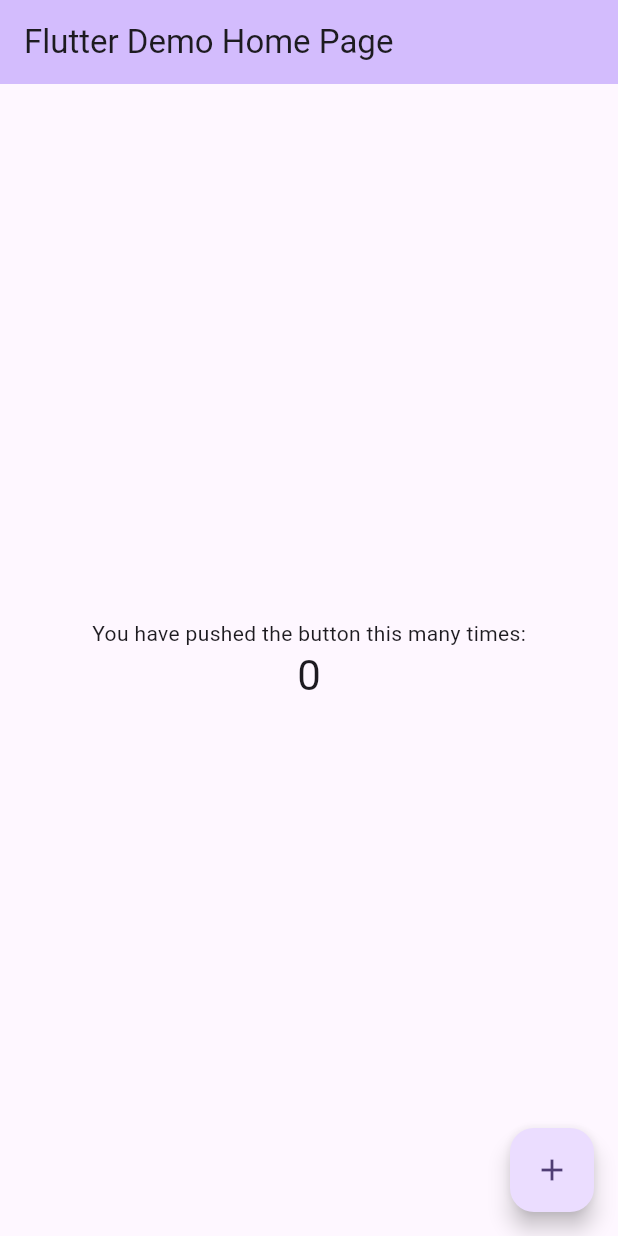
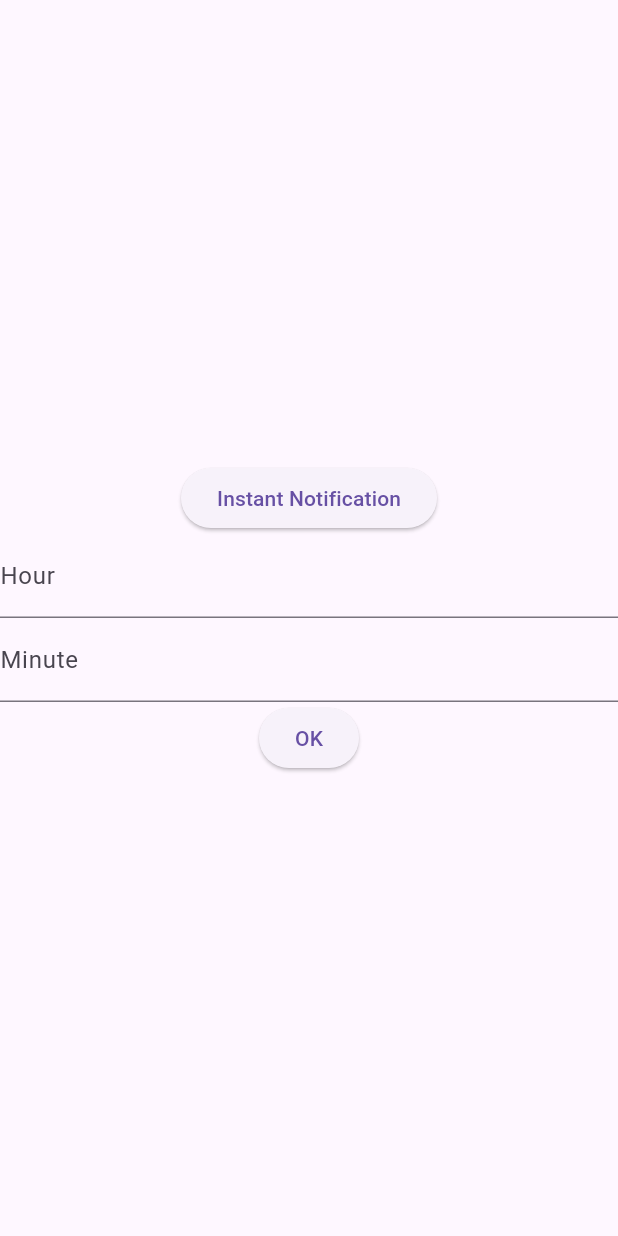
Before and after one commit to omgupta-04/ParkEasy, a Flutter app: the screen it shows after launch, on a phone screen of 412 x 824 dp. Run offline on Flutter 3.47's test engine with Material 3 defaults, Android fonts, the phone set to English and light mode, and no system bars; our stand-ins replace flutter_local_notifications, flutter_timezone, timezone.

Commit message:
This is the notification part

```diff
--- /dev/null
+++ b/lib/home_page.dart
@@ -0,0 +1,70 @@
+import 'package:flutter/material.dart';
+import 'package:notific/noti_service.dart';
+
+class HomePage extends StatelessWidget {
+  HomePage({super.key});
+
+  final TextEditingController _hourController = TextEditingController();
+
+  final TextEditingController _minController = TextEditingController();
+
+  // void _scheduleNotification(){
+  //   int inputHours = int.tryParse(_hourController.text) ?? 0;
+  //   int inputMinutes = int.tryParse(_minController.text) ?? 0;
+  //   if (inputMinutes >= 60) {
+  //     return;
+  //   }
+  //   if(inputMinutes > 0){
+  //     inputHours++;
+  //   }
+  //   Duration fullDuration = Duration(hours: inputHours);
+  //   DateTime completeTime = DateTime.now().add(fullDuration);
+  //   DateTime notificationTime = completeTime.subtract(const Duration(minutes: 20));
+  //   NotiService().scheduleNotification(
+  //     title: 'Scheduled Notification',
+  //     body: 'Step 2 Done',
+  //     hour: notificationTime.hour,
+  //     min: notificationTime.minute,
+  //   );
+  // }
+
+  @override
+  Widget build(BuildContext context) {
+    return Scaffold(
+      body: Column(
+        mainAxisAlignment: MainAxisAlignment.center,
+        children: [
+          ElevatedButton(
+            onPressed: () {
+              NotiService().showNotification(
+                title: 'Instant Notification',
+                body: 'Step 1 Done',
+              );
+            },
+            child: const Text("Instant Notification"),
+          ),
+          TextField(
+            controller: _hourController,
+            decoration: const InputDecoration(labelText: 'Hour'),
+            keyboardType: TextInputType.number,
+          ),
+          TextField(
+            controller: _minController,
+            decoration: const InputDecoration(labelText: 'Minute'),
+            keyboardType: TextInputType.number,
+          ),
+          ElevatedButton(
+            onPressed:()=> NotiService().scheduleNotificationBefore20Min(_hourController,_minController),
+            child: const Text('OK'),
+          ),
+          // ElevatedButton(onPressed:(){ NotiService().scheduleNotification(
+          //   title: 'Scheduled Notification',
+          //   body: 'Step 2 Done',
+          //   hour: 12,
+          //   min: 50,
+          // );}, child: const Text('Schedule Notification'))
+        ],
+      ),
+    );
+  }
+}
--- a/lib/main.dart
+++ b/lib/main.dart
@@ -1,122 +1,21 @@
 import 'package:flutter/material.dart';
+import 'package:notific/noti_service.dart';
 
-void main() {
+import 'home_page.dart';
+
+void main(){
+  WidgetsFlutterBinding.ensureInitialized();
+  NotiService().initNotification();
   runApp(const MyApp());
 }
-
 class MyApp extends StatelessWidget {
   const MyApp({super.key});
 
-  // This widget is the root of your application.
   @override
   Widget build(BuildContext context) {
     return MaterialApp(
-      title: 'Flutter Demo',
-      theme: ThemeData(
-        // This is the theme of your application.
-        //
-        // TRY THIS: Try running your application with "flutter run". You'll see
-        // the application has a purple toolbar. Then, without quitting the app,
-        // try changing the seedColor in the colorScheme below to Colors.green
-        // and then invoke "hot reload" (save your changes or press the "hot
-        // reload" button in a Flutter-supported IDE, or press "r" if you used
-        // the command line to start the app).
-        //
-        // Notice that the counter didn't reset back to zero; the application
-        // state is not lost during the reload. To reset the state, use hot
-        // restart instead.
-        //
-        // This works for code too, not just values: Most code changes can be
-        // tested with just a hot reload.
-        colorScheme: ColorScheme.fromSeed(seedColor: Colors.deepPurple),
-      ),
-      home: const MyHomePage(title: 'Flutter Demo Home Page'),
+      debugShowCheckedModeBanner: false,
+      home: HomePage(),
     );
   }
 }
-
-class MyHomePage extends StatefulWidget {
-  const MyHomePage({super.key, required this.title});
-
-  // This widget is the home page of your application. It is stateful, meaning
-  // that it has a State object (defined below) that contains fields that affect
-  // how it looks.
-
-  // This class is the configuration for the state. It holds the values (in this
-  // case the title) provided by the parent (in this case the App widget) and
-  // used by the build method of the State. Fields in a Widget subclass are
-  // always marked "final".
-
-  final String title;
-
-  @override
-  State<MyHomePage> createState() => _MyHomePageState();
-}
-
-class _MyHomePageState extends State<MyHomePage> {
-  int _counter = 0;
-
-  void _incrementCounter() {
-    setState(() {
-      // This call to setState tells the Flutter framework that something has
-      // changed in this State, which causes it to rerun the build method below
-      // so that the display can reflect the updated values. If we changed
-      // _counter without calling setState(), then the build method would not be
-      // called again, and so nothing would appear to happen.
-      _counter++;
-    });
-  }
-
-  @override
-  Widget build(BuildContext context) {
-    // This method is rerun every time setState is called, for instance as done
-    // by the _incrementCounter method above.
-    //
-    // The Flutter framework has been optimized to make rerunning build methods
-    // fast, so that you can just rebuild anything that needs updating rather
-    // than having to individually change instances of widgets.
-    return Scaffold(
-      appBar: AppBar(
-        // TRY THIS: Try changing the color here to a specific color (to
-        // Colors.amber, perhaps?) and trigger a hot reload to see the AppBar
-        // change color while the other colors stay the same.
-        backgroundColor: Theme.of(context).colorScheme.inversePrimary,
-        // Here we take the value from the MyHomePage object that was created by
-        // the App.build method, and use it to set our appbar title.
-        title: Text(widget.title),
-      ),
-      body: Center(
-        // Center is a layout widget. It takes a single child and positions it
-        // in the middle of the parent.
-        child: Column(
-          // Column is also a layout widget. It takes a list of children and
-          // arranges them vertically. By default, it sizes itself to fit its
-          // children horizontally, and tries to be as tall as its parent.
-          //
-          // Column has various properties to control how it sizes itself and
-          // how it positions its children. Here we use mainAxisAlignment to
-          // center the children vertically; the main axis here is the vertical
-          // axis because Columns are vertical (the cross axis would be
-          // horizontal).
-          //
-          // TRY THIS: Invoke "debug painting" (choose the "Toggle Debug Paint"
-          // action in the IDE, or press "p" in the console), to see the
-          // wireframe for each widget.
-          mainAxisAlignment: MainAxisAlignment.center,
-          children: <Widget>[
-            const Text('You have pushed the button this many times:'),
-            Text(
-              '$_counter',
-              style: Theme.of(context).textTheme.headlineMedium,
-            ),
-          ],
-        ),
-      ),
-      floatingActionButton: FloatingActionButton(
-        onPressed: _incrementCounter,
-        tooltip: 'Increment',
-        child: const Icon(Icons.add),
-      ), // This trailing comma makes auto-formatting nicer for build methods.
-    );
-  }
-}
```
Also changed, not shown: lib/noti_service.dart (added, +78 -0 lines), pubspec.yaml (+7 -3 lines), 163 other files.
